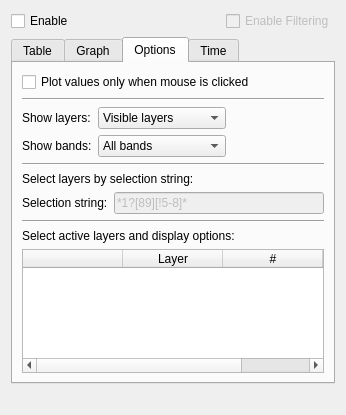
This is ui_mutant.ui in mach0/mutant as Qt 5 draws it before an edit. The edited form follows.
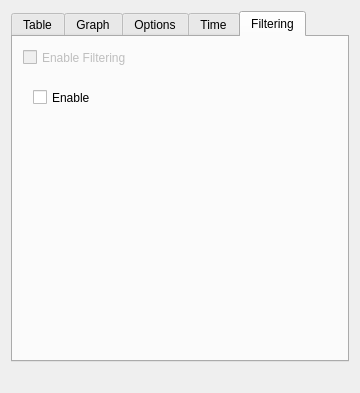
This is the edited form. The open tabs and pages were chosen to show the change.

Diff of the .ui file:
```diff
--- a/ui_mutant.ui
+++ b/ui_mutant.ui
@@ -6,38 +6,15 @@
    <rect>
     <x>0</x>
     <y>0</y>
-    <width>346</width>
-    <height>415</height>
+    <width>360</width>
+    <height>393</height>
    </rect>
   </property>
   <property name="windowTitle">
    <string>Form</string>
   </property>
   <layout class="QGridLayout" name="gridLayout">
-   <item row="0" column="0">
-    <widget class="QCheckBox" name="toggleMutant">
-     <property name="toolTip">
-      <string>Can also be enabled using the toolbar icon</string>
-     </property>
-     <property name="text">
-      <string>Enable</string>
-     </property>
-    </widget>
-   </item>
-   <item row="0" column="2">
-    <widget class="QCheckBox" name="toggleFilter">
-     <property name="enabled">
-      <bool>false</bool>
-     </property>
-     <property name="toolTip">
-      <string>proof of concept - to be extended</string>
-     </property>
-     <property name="text">
-      <string>Enable Filtering</string>
-     </property>
-    </widget>
-   </item>
-   <item row="1" column="0" colspan="3">
+   <item row="0" column="0" colspan="2">
     <widget class="QTabWidget" name="tabWidget">
      <property name="tabPosition">
       <enum>QTabWidget::North</enum>
@@ -643,28 +620,55 @@
        </item>
       </layout>
      </widget>
+     <widget class="QWidget" name="tab">
+      <attribute name="title">
+       <string>Filtering</string>
+      </attribute>
+      <widget class="QCheckBox" name="toggleFilter">
+       <property name="enabled">
+        <bool>false</bool>
+       </property>
+       <property name="geometry">
+        <rect>
+         <x>10</x>
+         <y>10</y>
+         <width>126</width>
+         <height>21</height>
+        </rect>
+       </property>
+       <property name="toolTip">
+        <string>proof of concept - to be extended</string>
+       </property>
+       <property name="text">
+        <string>Enable Filtering</string>
+       </property>
+      </widget>
+      <widget class="QCheckBox" name="toggleMutant">
+       <property name="geometry">
+        <rect>
+         <x>20</x>
+         <y>50</y>
+         <width>72</width>
+         <height>21</height>
+        </rect>
+       </property>
+       <property name="toolTip">
+        <string>Can also be enabled using the toolbar icon</string>
+       </property>
+       <property name="text">
+        <string>Enable</string>
+       </property>
+      </widget>
+     </widget>
     </widget>
    </item>
-   <item row="2" column="0">
+   <item row="1" column="0">
     <widget class="QLabel" name="labelStatus">
      <property name="text">
       <string/>
      </property>
     </widget>
    </item>
-   <item row="0" column="1">
-    <spacer name="horizontalSpacer">
-     <property name="orientation">
-      <enum>Qt::Horizontal</enum>
-     </property>
-     <property name="sizeHint" stdset="0">
-      <size>
-       <width>40</width>
-       <height>20</height>
-      </size>
-     </property>
-    </spacer>
-   </item>
   </layout>
  </widget>
  <resources/>
```
Left out of the diff: 16 changed lines with no effect on the pictures.
